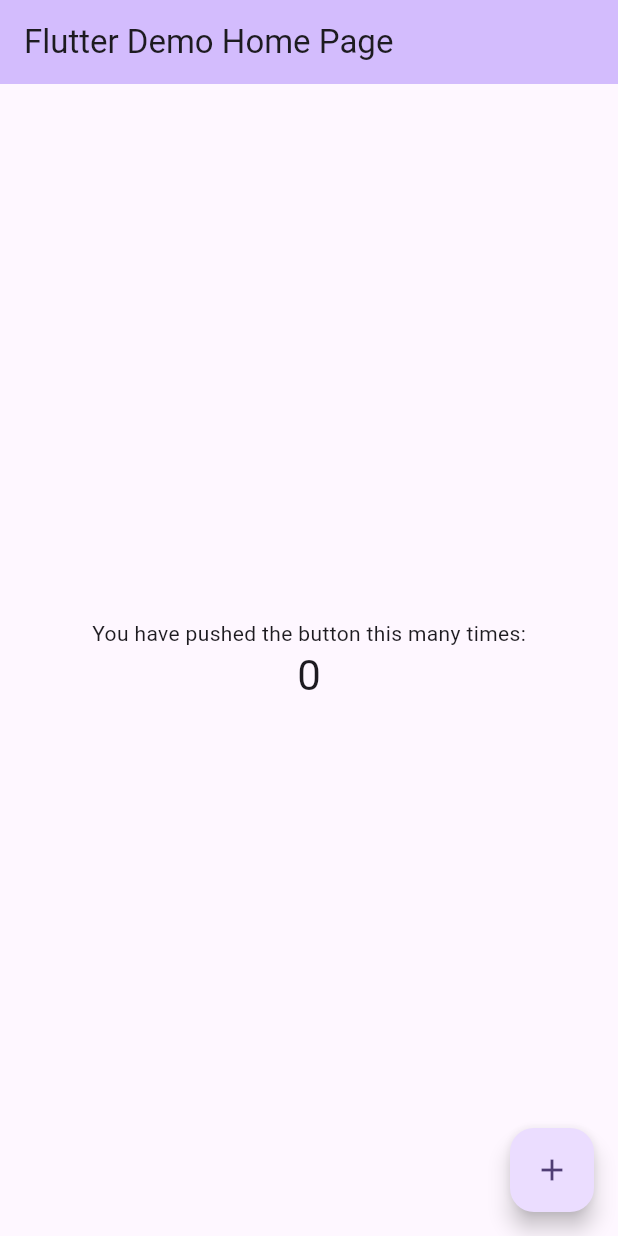
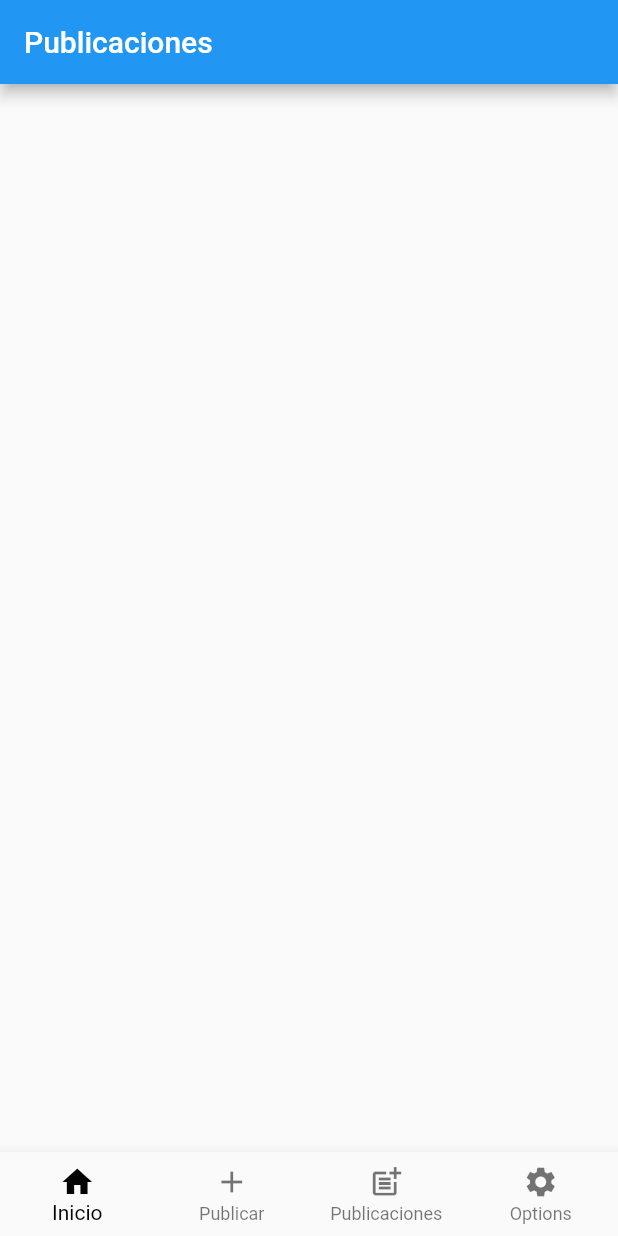
Before and after one commit to ErickFigueroaT/LosTsprroness, a Flutter app: the screen it shows after launch, on a phone screen of 412 x 824 dp. Run offline on Flutter 3.47's test engine with Material 2 defaults, Android fonts, the phone set to English and light mode, and no system bars.

Commit message:
Agregada barra de navegacion

```diff
--- /dev/null
+++ b/activity_ally/lib/Views/NavBarC.dart
@@ -0,0 +1,68 @@
+import 'package:flutter/material.dart';
+
+import 'package:activity_ally/Views/Plantilla.dart';
+
+class NavBarC extends StatefulWidget {
+  const NavBarC({super.key});
+
+  @override
+  State<NavBarC> createState() => _NavBarCState();
+}
+
+class _NavBarCState extends State<NavBarC> {
+  PageController _pageController = PageController();
+  List<Widget> __screens = [Plantilla(), Plantilla(), Plantilla(), Plantilla()];
+
+  void _onPageChanged(int index) {
+    setState(() {
+      _selectedIndex = index;
+    });
+  }
+
+  int _selectedIndex = 0;
+  static const TextStyle optionStyle =
+      TextStyle(fontSize: 30, fontWeight: FontWeight.bold);
+
+  void _onItemTapped(int index) {
+    _pageController.jumpToPage(index);
+  }
+
+  @override
+  Widget build(BuildContext context) {
+    return Scaffold(
+      //appBar: AppBar(
+      //title: const Text('Inicio'),
+      //),
+      body: PageView(
+        controller: _pageController,
+        children: __screens,
+        onPageChanged: _onPageChanged,
+        physics: NeverScrollableScrollPhysics(),
+      ),
+      bottomNavigationBar: BottomNavigationBar(
+        type: BottomNavigationBarType.fixed,
+        items: const <BottomNavigationBarItem>[
+          BottomNavigationBarItem(
+            icon: Icon(Icons.home),
+            label: 'Inicio',
+          ),
+          BottomNavigationBarItem(
+            icon: Icon(Icons.add),
+            label: 'Publicar',
+          ),
+          BottomNavigationBarItem(
+            icon: Icon(Icons.post_add),
+            label: 'Publicaciones',
+          ),
+          BottomNavigationBarItem(
+            icon: Icon(Icons.settings),
+            label: 'Options',
+          ),
+        ],
+        currentIndex: _selectedIndex,
+        selectedItemColor: Color.fromARGB(255, 2, 2, 2),
+        onTap: _onItemTapped,
+      ),
+    );
+  }
+}
--- /dev/null
+++ b/activity_ally/lib/Views/Plantilla.dart
@@ -0,0 +1,27 @@
+
+import 'package:flutter/material.dart';
+class Plantilla extends StatefulWidget {
+  const Plantilla({super.key});
+
+  @override
+  State<Plantilla> createState() => _PlantillaState();
+}
+
+class _PlantillaState extends State<Plantilla> {
+
+
+  @override
+  void initState() {
+    super.initState();
+
+  }
+
+  @override
+  Widget build(BuildContext context) {
+        return Scaffold(
+      appBar: AppBar(
+        title: const Text("Publicaciones"),
+      ),
+    );
+  }
+}
--- a/activity_ally/lib/main.dart
+++ b/activity_ally/lib/main.dart
@@ -1,3 +1,4 @@
+import 'package:activity_ally/Views/NavBarC.dart';
 import 'package:flutter/material.dart';
 
 void main() {
@@ -10,116 +11,9 @@ class MyApp extends StatelessWidget {
   // This widget is the root of your application.
   @override
   Widget build(BuildContext context) {
-    return MaterialApp(
-      title: 'Flutter Demo',
-      theme: ThemeData(
-        // This is the theme of your application.
-        //
-        // TRY THIS: Try running your application with "flutter run". You'll see
-        // the application has a blue toolbar. Then, without quitting the app,
-        // try changing the seedColor in the colorScheme below to Colors.green
-        // and then invoke "hot reload" (save your changes or press the "hot
-        // reload" button in a Flutter-supported IDE, or press "r" if you used
-        // the command line to start the app).
-        //
-        // Notice that the counter didn't reset back to zero; the application
-        // state is not lost during the reload. To reset the state, use hot
-        // restart instead.
-        //
-        // This works for code too, not just values: Most code changes can be
-        // tested with just a hot reload.
-        colorScheme: ColorScheme.fromSeed(seedColor: Colors.deepPurple),
-        useMaterial3: true,
-      ),
-      home: const MyHomePage(title: 'Flutter Demo Home Page'),
+    return const MaterialApp(
+      home: NavBarC(),
+      //implementar mapa en el home
     );
   }
 }
-
-class MyHomePage extends StatefulWidget {
-  const MyHomePage({super.key, required this.title});
-
-  // This widget is the home page of your application. It is stateful, meaning
-  // that it has a State object (defined below) that contains fields that affect
-  // how it looks.
-
-  // This class is the configuration for the state. It holds the values (in this
-  // case the title) provided by the parent (in this case the App widget) and
-  // used by the build method of the State. Fields in a Widget subclass are
-  // always marked "final".
-
-  final String title;
-
-  @override
-  State<MyHomePage> createState() => _MyHomePageState();
-}
-
-class _MyHomePageState extends State<MyHomePage> {
-  int _counter = 0;
-
-  void _incrementCounter() {
-    setState(() {
-      // This call to setState tells the Flutter framework that something has
-      // changed in this State, which causes it to rerun the build method below
-      // so that the display can reflect the updated values. If we changed
-      // _counter without calling setState(), then the build method would not be
-      // called again, and so nothing would appear to happen.
-      _counter++;
-    });
-  }
-
-  @override
-  Widget build(BuildContext context) {
-    // This method is rerun every time setState is called, for instance as done
-    // by the _incrementCounter method above.
-    //
-    // The Flutter framework has been optimized to make rerunning build methods
-    // fast, so that you can just rebuild anything that needs updating rather
-    // than having to individually change instances of widgets.
-    return Scaffold(
-      appBar: AppBar(
-        // TRY THIS: Try changing the color here to a specific color (to
-        // Colors.amber, perhaps?) and trigger a hot reload to see the AppBar
-        // change color while the other colors stay the same.
-        backgroundColor: Theme.of(context).colorScheme.inversePrimary,
-        // Here we take the value from the MyHomePage object that was created by
-        // the App.build method, and use it to set our appbar title.
-        title: Text(widget.title),
-      ),
-      body: Center(
-        // Center is a layout widget. It takes a single child and positions it
-        // in the middle of the parent.
-        child: Column(
-          // Column is also a layout widget. It takes a list of children and
-          // arranges them vertically. By default, it sizes itself to fit its
-          // children horizontally, and tries to be as tall as its parent.
-          //
-          // Column has various properties to control how it sizes itself and
-          // how it positions its children. Here we use mainAxisAlignment to
-          // center the children vertically; the main axis here is the vertical
-          // axis because Columns are vertical (the cross axis would be
-          // horizontal).
-          //
-          // TRY THIS: Invoke "debug painting" (choose the "Toggle Debug Paint"
-          // action in the IDE, or press "p" in the console), to see the
-          // wireframe for each widget.
-          mainAxisAlignment: MainAxisAlignment.center,
-          children: <Widget>[
-            const Text(
-              'You have pushed the button this many times:',
-            ),
-            Text(
-              '$_counter',
-              style: Theme.of(context).textTheme.headlineMedium,
-            ),
-          ],
-        ),
-      ),
-      floatingActionButton: FloatingActionButton(
-        onPressed: _incrementCounter,
-        tooltip: 'Increment',
-        child: const Icon(Icons.add),
-      ), // This trailing comma makes auto-formatting nicer for build methods.
-    );
-  }
-}
```
